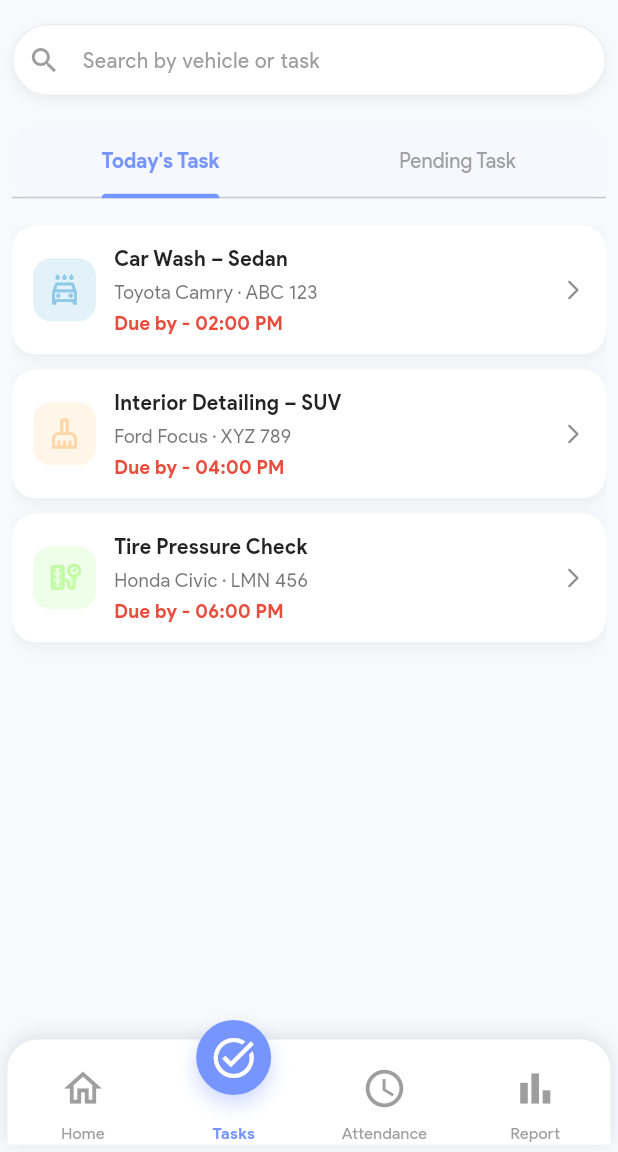
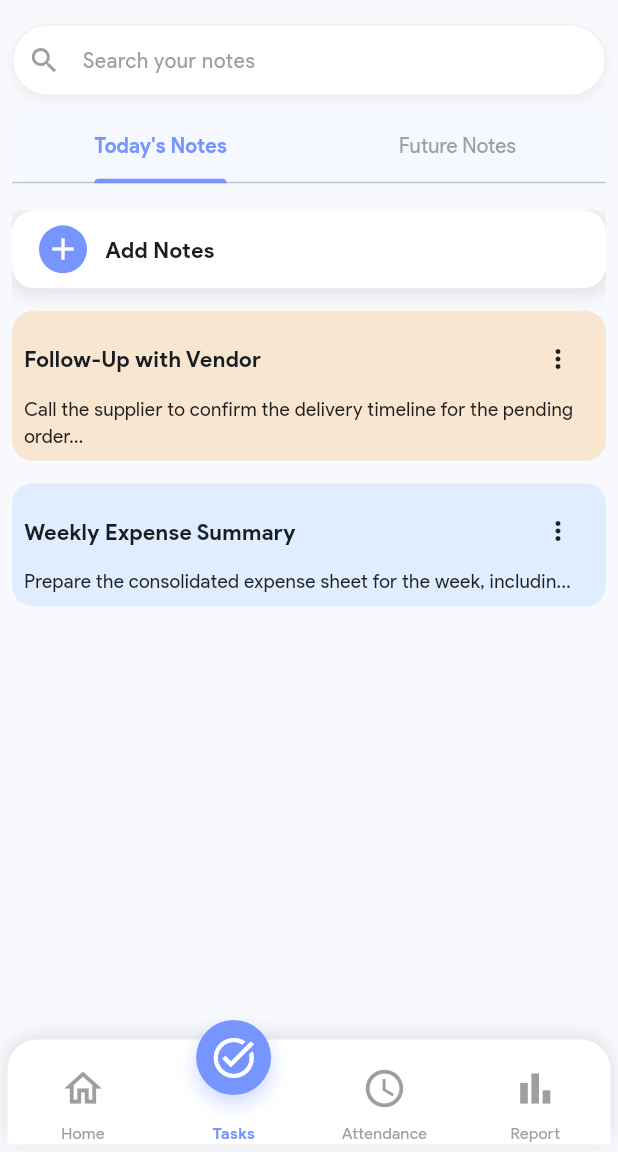
Before and after one commit to cipherpeak/weinber-front-end, a Flutter app: the BottomNavScreen screen opened directly with empty values, item 2 of the bottom bar chosen, on a phone screen of 412 x 824 dp, the part 84-1236 px from its top. Run offline on Flutter 3.47's test engine with Material 3 defaults, Android fonts, the phone set to English and light mode, and no system bars; our stand-ins replace connectivity_plus, dio, easy_date_timeline, flutter_riverpod, flutter_screenutil, flutter_secure_storage and 12 more; missing offline and left inert: dart:ffi, data_connection_checker_tv; accounts and stored records are empty; generated files the repository leaves out were written again.

Commit message:
feat: Implement Notes screen and refactor Profile pages with mock data
This commit introduces a new "Notes" feature with a tabbed interface and refactors the Profile-related screens to use hardcoded mock data, temporarily removing live API integration for these sections.

- **New Notes Feature:**
    - **`NotesScreen`:** Implemented a new screen for managing personal notes, featuring a search bar and a `TabBar` to toggle between "Today's Notes" and "Future Notes."
    - Included UI components for adding new notes and displaying note cards with options to edit or delete.
    - Integrated the `NotesScreen` into the main navigation flow via `go_router` and updated the `BottomNavScreen` to include a link to the new notes page.

- **Profile & Employee Information Refactoring:**
    - **`EmployeeInformationScreen`:** Replaced API fetching logic with hardcoded mock data. Removed dependency on `EmployeeInformationRepository`.
    - **`ProfileScreen`:** Updated to use local mock data for the user profile. Removed the `ProfileRepository` integration and simplified the state management by removing loading and error states.
    - **`VisaAndDocument`:** Refactored to display hardcoded visa and document details. Removed the `VisaDocumentRepository` dependency and simplified the UI logic.

- **Routing and Navigation:**
    - Added `routerNotesPage` to `page_routes.dart` with a `FadeTransition`.
    - Updated `BottomNavScreen` logic to map the second tab index to the new notes route.
    - Minor UI cleanup in `ProfileScreen` including improved spacing and alignment.

```diff
--- a/lib/core/constants/page_routes.dart
+++ b/lib/core/constants/page_routes.dart
@@ -13,6 +13,7 @@ import '../../features/Authentication/Forgot Password/Presentation/Screens/forgo
 import '../../features/Authentication/Login/Presentation/Screens/LoginPage.dart';
 import '../../features/BottomNavPage/Presentation/Screens/bottom_nav_screen.dart';
 import '../../features/BottomNavPage/Presentation/Screens/notification_page.dart';
+import '../../features/Office Staff/Task Page/Presentation/Screens/notes_screen.dart';
 import '../../features/ProfilePage/Presentation/Screens/employee_information_page.dart';
 import '../../features/Homepage/Presentation/Screens/CheckInPages/check_in_first_page.dart';
 import '../../features/Homepage/Presentation/Screens/CheckOutPages/check_out_first_page.dart';
@@ -51,6 +52,7 @@ const String routerVisaAndDocumentPage =
 const String routerVehicleDetailsPage =
     '/app/home/profile/vehicle-details';
 const String routerTemporaryVehicleUsagePage = '/app/home/profile/temporary-vehicle-usage';
+const String routerNotesPage = '/app/notes';
 
 const routerForgotPassword = '/forgot-password';
 const routerOtpVerificationPage = '/otp-verification';
@@ -109,18 +111,31 @@ final GoRouter router = GoRouter(
                     FadeTransition(opacity: animation, child: child),
           ),
         ),
+
         GoRoute(
-          path: routerTaskPage,
+          path: routerNotesPage,
           pageBuilder: (context, state) => CustomTransitionPage(
             key: state.pageKey,
-            child: const TaskScreen(),
-            transitionDuration: const Duration(milliseconds: 300),
-            reverseTransitionDuration: const Duration(milliseconds: 300),
-            transitionsBuilder:
-                (context, animation, secondaryAnimation, child) =>
-                    FadeTransition(opacity: animation, child: child),
+            child: const NotesScreen(),
+            transitionDuration: const Duration(milliseconds: 500),
+            reverseTransitionDuration: const Duration(milliseconds: 500),
+            transitionsBuilder: (context, animation, secondaryAnimation, child) =>
+                FadeTransition(opacity: animation, child: child),
           ),
         ),
+
+        // GoRoute(
+        //   path: routerTaskPage,
+        //   pageBuilder: (context, state) => CustomTransitionPage(
+        //     key: state.pageKey,
+        //     child: const TaskScreen(),
+        //     transitionDuration: const Duration(milliseconds: 300),
+        //     reverseTransitionDuration: const Duration(milliseconds: 300),
+        //     transitionsBuilder:
+        //         (context, animation, secondaryAnimation, child) =>
+        //             FadeTransition(opacity: animation, child: child),
+        //   ),
+        // ),
         GoRoute(
           path: routerAttendancePage,
           pageBuilder: (context, state) => CustomTransitionPage(
@@ -356,6 +371,9 @@ final GoRouter router = GoRouter(
       ),
     ),
 
+    // --- Notes Screen ---
+
+
 
   ],
 );
--- a/lib/features/BottomNavPage/Presentation/Screens/bottom_nav_screen.dart
+++ b/lib/features/BottomNavPage/Presentation/Screens/bottom_nav_screen.dart
@@ -24,11 +24,12 @@ class _BottomNavScreenState extends ConsumerState<BottomNavScreen> {
 
   // Map index -> route path inside the shell
   static const List<String> _tabRoutes = [
-    '/app/home',   // index 0
-    '/app/task',   // index 1
-    '/app/attendance', // index 2 (if you add route)
-    '/app/report', // index 3 (if you add route)
+    '/app/home',        // index 0
+    routerNotesPage,       // index 1
+    '/app/attendance',  // index 2
+    '/app/report',      // index 3
   ];
+
 
   @override
   void initState() {
--- /dev/null
+++ b/lib/features/Office Staff/Task Page/Presentation/Screens/notes_screen.dart
@@ -0,0 +1,273 @@
+import 'package:flutter/material.dart';
+import 'package:weinber/core/constants/constants.dart';
+
+class NotesScreen extends StatefulWidget {
+  const NotesScreen({super.key});
+
+  @override
+  State<NotesScreen> createState() => _NotesScreenState();
+}
+
+class _NotesScreenState extends State<NotesScreen>
+    with SingleTickerProviderStateMixin {
+  late TabController _tabController;
+
+  @override
+  void initState() {
+    super.initState();
+    _tabController = TabController(length: 2, vsync: this);
+  }
+
+  @override
+  Widget build(BuildContext context) {
+    return SingleChildScrollView(
+      padding: const EdgeInsets.symmetric(horizontal: 8, vertical: 16),
+      child: Column(
+        crossAxisAlignment: CrossAxisAlignment.start,
+        children: [
+          /// Title
+          // const SizedBox(height: 6),
+          // const Text(
+          //   "Notes",
+          //   style: TextStyle(
+          //     fontSize: 24,
+          //     fontWeight: FontWeight.w700,
+          //     fontFamily: appFont,
+          //   ),
+          // ),
+          //
+          // const SizedBox(height: 20),
+
+          /// 🔍 Search Bar
+          Container(
+            height: 48,
+            decoration: BoxDecoration(
+              borderRadius: BorderRadius.circular(30),
+              boxShadow: [
+                BoxShadow(
+                  color: Colors.black12.withOpacity(0.05),
+                  blurRadius: 6,
+                  offset: const Offset(0, 3),
+                ),
+              ],
+            ),
+            child: TextField(
+              cursorColor: primaryColor,
+              decoration: InputDecoration(
+                filled: true,
+                fillColor: Colors.white,
+                hintText: "Search your notes",
+                hintStyle: TextStyle(
+                  color: Colors.grey.shade500,
+                  fontSize: 14,
+                  fontFamily: appFont,
+                ),
+                prefixIcon: Icon(Icons.search,
+                    color: Colors.grey.shade500, size: 22),
+                contentPadding: const EdgeInsets.symmetric(vertical: 0),
+              ),
+            ),
+          ),
+
+          const SizedBox(height: 10),
+
+          /// 🧾 Tabs
+          Container(
+            decoration: BoxDecoration(
+              color: const Color(0xFFF6F8FF),
+              borderRadius: BorderRadius.circular(14),
+            ),
+            child: TabBar(
+              controller: _tabController,
+              indicatorColor: primaryColor,
+              labelColor: primaryColor,
+              unselectedLabelColor: Colors.grey,
+              labelStyle: const TextStyle(
+                fontSize: 14,
+                fontWeight: FontWeight.w700,
+                fontFamily: appFont,
+              ),
+              unselectedLabelStyle: const TextStyle(
+                fontSize: 14,
+                fontWeight: FontWeight.w500,
+                fontFamily: appFont,
+              ),
+              indicatorWeight: 2.2,
+              indicatorSize: TabBarIndicatorSize.label,
+              tabs: const [
+                Tab(child: Text("Today's Notes")),
+                Tab(child: Text("Future Notes")),
+              ],
+            ),
+          ),
+
+          const SizedBox(height: 18),
+
+          /// TAB VIEWS
+          SizedBox(
+            height: MediaQuery.of(context).size.height * 0.72,
+            child: TabBarView(
+              controller: _tabController,
+              children: [
+                /// TODAY NOTES
+                _todayNotes(),
+
+                /// FUTURE NOTES
+                _futureNotes(),
+              ],
+            ),
+          ),
+        ],
+      ),
+    );
+  }
+
+  // ---------------------------
+  // TODAY'S NOTES SECTION
+  // ---------------------------
+  Widget _todayNotes() {
+    return ListView(
+      padding: EdgeInsets.zero,
+      children: [
+        _addNotesCard(),
+
+        const SizedBox(height: 15),
+
+        /// Example Note 1
+        _noteCard(
+          title: "Follow-Up with Vendor",
+          description:
+          "Call the supplier to confirm the delivery timeline for the pending order...",
+          bgColor: const Color(0xFFF8E6D1),
+        ),
+
+        const SizedBox(height: 15),
+
+        /// Example Note 2
+        _noteCard(
+          title: "Weekly Expense Summary",
+          description:
+          "Prepare the consolidated expense sheet for the week, includin...",
+          bgColor: const Color(0xFFE0EDFF),
+        ),
+      ],
+    );
+  }
+
+  // ---------------------------
+  // FUTURE NOTES SECTION
+  // ---------------------------
+  Widget _futureNotes() {
+    return ListView(
+      padding: EdgeInsets.zero,
+      children: [
+        _addNotesCard(),
+
+        const SizedBox(height: 15),
+
+        _noteCard(
+          title: "Plan Team Meeting",
+          description: "Schedule next week's internal review meeting...",
+          bgColor: const Color(0xFFE8F8D6),
+        ),
+      ],
+    );
+  }
+
+  // ---------------------------
+  // ADD NOTES CARD
+  // ---------------------------
+  Widget _addNotesCard() {
+    return Container(
+      padding: const EdgeInsets.symmetric(horizontal: 18, vertical: 10),
+      decoration: BoxDecoration(
+        color: Colors.white,
+        borderRadius: BorderRadius.circular(15),
+        boxShadow: [
+          BoxShadow(
+            color: Colors.black12.withOpacity(0.1),
+            blurRadius: 10,
+            spreadRadius: 2,
+            offset: const Offset(0, 2),
+          ),
+        ],
+      ),
+      child: Row(
+        children: const [
+          CircleAvatar(
+            radius: 16,
+            backgroundColor: primaryColor,
+            child: Icon(Icons.add, color: Colors.white),
+          ),
+          SizedBox(width: 12),
+          Text(
+            "Add Notes",
+            style: TextStyle(
+              fontSize: 15,
+              fontWeight: FontWeight.w600,
+              fontFamily: appFont,
+            ),
+          ),
+        ],
+      ),
+    );
+  }
+
+  // ---------------------------
+  // NOTE CARD WIDGET
+  // ---------------------------
+  Widget _noteCard({
+    required String title,
+    required String description,
+    required Color bgColor,
+  }) {
+    return Container(
+      padding: const EdgeInsets.all(8),
+      decoration: BoxDecoration(
+        color: bgColor,
+        borderRadius: BorderRadius.circular(14),
+      ),
+      child: Column(
+        crossAxisAlignment: CrossAxisAlignment.start,
+        children: [
+          Row(
+            children: [
+              Expanded(
+                child: Text(
+                  title,
+                  style: const TextStyle(
+                    fontFamily: appFont,
+                    fontSize: 15,
+                    fontWeight: FontWeight.w700,
+                  ),
+                ),
+              ),
+              PopupMenuButton(
+                padding: EdgeInsets.zero,
+                icon: const Icon(Icons.more_vert, size: 20),
+                shape: RoundedRectangleBorder(
+                  borderRadius: BorderRadius.circular(12),
+                ),
+                itemBuilder: (context) => [
+                  const PopupMenuItem(value: 1, child: Text("Edit")),
+                  const PopupMenuItem(value: 2, child: Text("Delete")),
+                ],
+              )
+            ],
+          ),
+          // const SizedBox(height: 8),
+          Text(
+            description,
+            maxLines: 2,
+            overflow: TextOverflow.ellipsis,
+            style: const TextStyle(
+              fontFamily: appFont,
+              fontSize: 13,
+              color: Colors.black87,
+            ),
+          ),
+        ],
+      ),
+    );
+  }
+}
```
Also changed, not shown: lib/features/ProfilePage/Presentation/Screens/employee_information_page.dart (+17 -42 lines), lib/features/ProfilePage/Presentation/Screens/profile_page.dart (+31 -63 lines), lib/features/ProfilePage/Presentation/Screens/visa_and_document.dart (+41 -51 lines).
